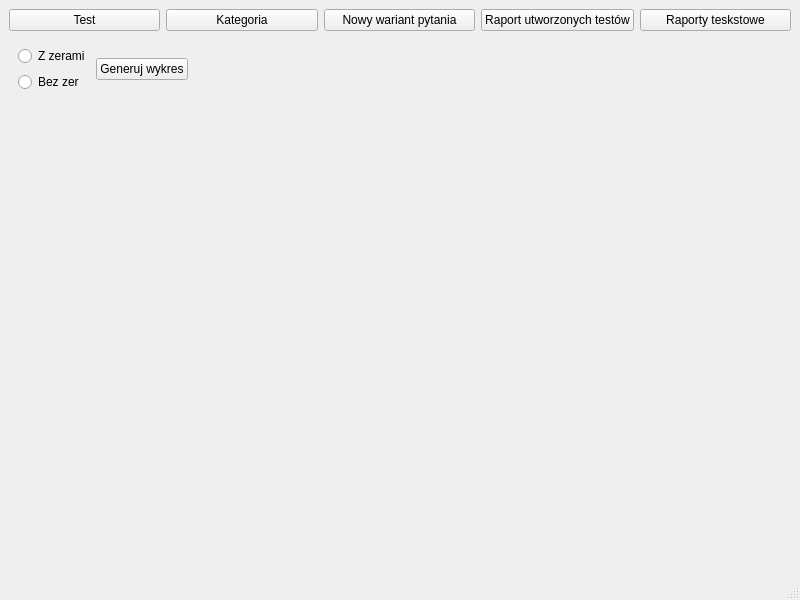
Above: mainwindow.ui from Charlie789/Quiz before the change. Below: the same form after it.
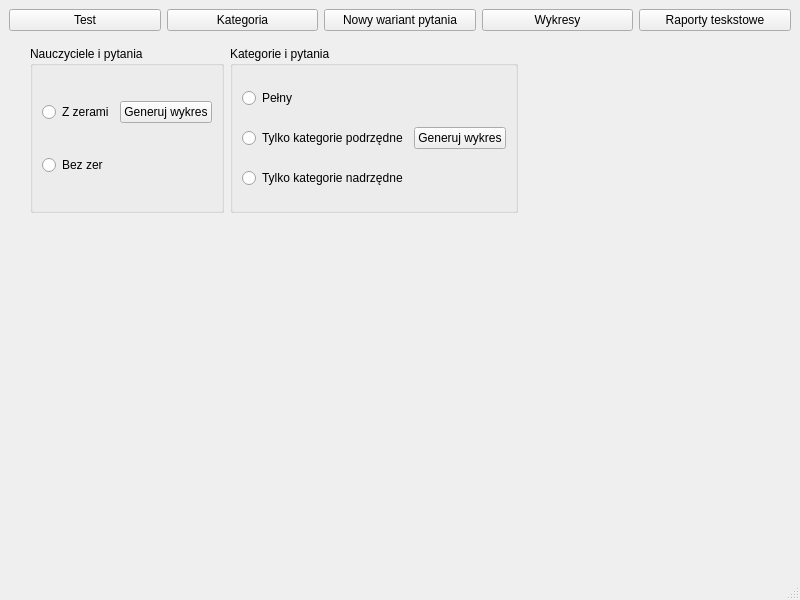
That is the form after the change. The open tabs and pages were chosen to show the change.

Commit message: Dodanie wykresów z kateogriami i liczbą pytań dla nich; dodanie qboxwidgetów do grupowania radiobuttonów

```diff
--- a/mainwindow.ui
+++ b/mainwindow.ui
@@ -39,7 +39,7 @@
     <item row="0" column="3">
      <widget class="QPushButton" name="add_question_push_button">
       <property name="text">
-       <string>Raport utworzonych testów</string>
+       <string>Wykresy</string>
       </property>
      </widget>
     </item>
@@ -209,24 +209,7 @@
       </widget>
       <widget class="QWidget" name="raport_questions_page">
        <layout class="QGridLayout" name="gridLayout_3">
-        <item row="1" column="1">
-         <widget class="QRadioButton" name="chart_without_zeros_radio">
-          <property name="text">
-           <string>Bez zer</string>
-          </property>
-         </widget>
-        </item>
-        <item row="0" column="1">
-         <widget class="QRadioButton" name="chart_with_zeros_radio">
-          <property name="text">
-           <string>Z zerami</string>
-          </property>
-         </widget>
-        </item>
-        <item row="2" column="1" colspan="3">
-         <widget class="QWidget" name="chart_widget" native="true"/>
-        </item>
-        <item row="0" column="3">
+        <item row="0" column="5">
          <spacer name="horizontalSpacer">
           <property name="orientation">
            <enum>Qt::Horizontal</enum>
@@ -239,13 +222,76 @@
           </property>
          </spacer>
         </item>
-        <item row="0" column="2" rowspan="2">
-         <widget class="QPushButton" name="generate_chart_pushbutton">
-          <property name="text">
-           <string>Generuj wykres</string>
+        <item row="0" column="3">
+         <widget class="QGroupBox" name="groupBox_2">
+          <property name="title">
+           <string>Nauczyciele i pytania</string>
           </property>
+          <layout class="QGridLayout" name="gridLayout_5">
+           <item row="1" column="0">
+            <widget class="QRadioButton" name="chart_without_zeros_radio">
+             <property name="text">
+              <string>Bez zer</string>
+             </property>
+            </widget>
+           </item>
+           <item row="0" column="0">
+            <widget class="QRadioButton" name="chart_with_zeros_radio">
+             <property name="text">
+              <string>Z zerami</string>
+             </property>
+            </widget>
+           </item>
+           <item row="0" column="1">
+            <widget class="QPushButton" name="generate_chart_pushbutton">
+             <property name="text">
+              <string>Generuj wykres</string>
+             </property>
+            </widget>
+           </item>
+          </layout>
          </widget>
         </item>
+        <item row="0" column="4">
+         <widget class="QGroupBox" name="groupBox">
+          <property name="title">
+           <string>Kategorie i pytania</string>
+          </property>
+          <layout class="QGridLayout" name="gridLayout_2">
+           <item row="1" column="0">
+            <widget class="QRadioButton" name="category_with_zeros_radio">
+             <property name="text">
+              <string>Tylko kategorie podrzędne</string>
+             </property>
+            </widget>
+           </item>
+           <item row="1" column="1">
+            <widget class="QPushButton" name="category_chart_pushbutton">
+             <property name="text">
+              <string>Generuj wykres</string>
+             </property>
+            </widget>
+           </item>
+           <item row="2" column="0">
+            <widget class="QRadioButton" name="category_without_zeros_radio">
+             <property name="text">
+              <string>Tylko kategorie nadrzędne</string>
+             </property>
+            </widget>
+           </item>
+           <item row="0" column="0">
+            <widget class="QRadioButton" name="category_full_radio">
+             <property name="text">
+              <string>Pełny</string>
+             </property>
+            </widget>
+           </item>
+          </layout>
+         </widget>
+        </item>
+        <item row="1" column="1" rowspan="2" colspan="5">
+         <widget class="QWidget" name="chart_widget" native="true"/>
+        </item>
        </layout>
       </widget>
       <widget class="QWidget" name="new_question_variant_page">
```
Left out of the diff: 2 changed lines with no effect on the pictures. The commit also changes 8 other files.
